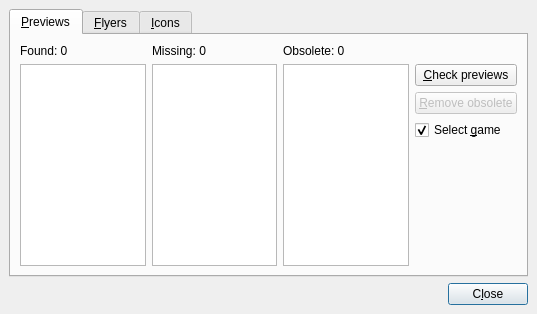
Old version of the form imgcheck.ui in the repository qmc2/qmc2-mame-fe.
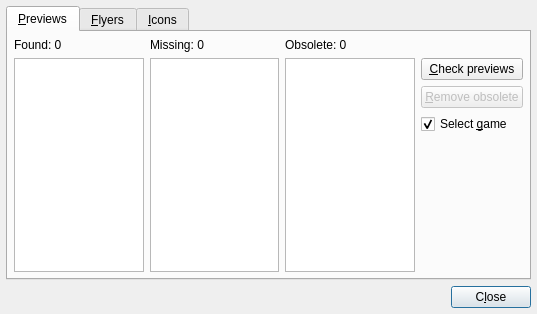
New version of the form.

Commit message: imp: general layouting facelift (smaller layout content margins)

The edit to the form file:
```diff
--- a/imgcheck.ui
+++ b/imgcheck.ui
@@ -52,12 +52,6 @@
        <string>&amp;Previews</string>
       </attribute>
       <layout class="QGridLayout">
-       <property name="margin">
-        <number>9</number>
-       </property>
-       <property name="spacing">
-        <number>6</number>
-       </property>
        <item row="4" column="3">
         <spacer>
          <property name="orientation">
@@ -355,7 +349,7 @@
    </item>
   </layout>
  </widget>
- <layoutdefault spacing="6" margin="9"/>
+ <layoutdefault spacing="6" margin="6"/>
  <tabstops>
   <tabstop>tabWidgetImageChecker</tabstop>
   <tabstop>listWidgetPreviewsFound</tabstop>
```
Left out of the diff: 12 changed lines with no effect on the pictures. The commit also changes 27 other files.
